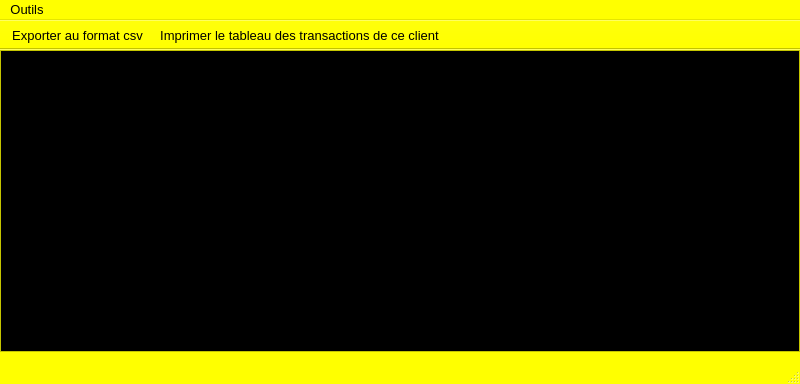
First picture: the form in ui/crm/yeroth-erp-tableau-des-transactions-du-client-window.ui, repository xnoumbissinoundou/yeroth-erp-3.0, before the edit.
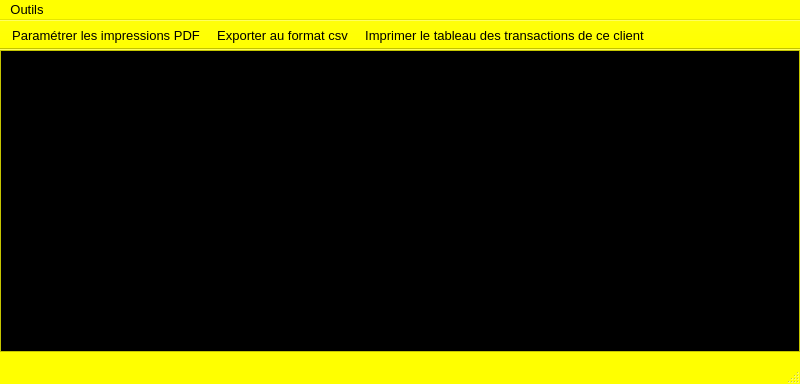
Second picture: the form after the edit. Icons and pictures are not drawn. Custom widgets are drawn as their Qt base class.

```diff
--- a/ui/crm/yeroth-erp-tableau-des-transactions-du-client-window.ui
+++ b/ui/crm/yeroth-erp-tableau-des-transactions-du-client-window.ui
@@ -1773,6 +1773,7 @@
    <attribute name="toolBarBreak">
     <bool>false</bool>
    </attribute>
+   <addaction name="action_parametrer_les_impressions"/>
    <addaction name="actionExporter_au_format_csv"/>
    <addaction name="actionAfficherPDF"/>
   </widget>
@@ -1808,6 +1809,24 @@
     </font>
    </property>
   </action>
+  <action name="action_parametrer_les_impressions">
+   <property name="icon">
+    <iconset>
+     <normalon>:/yeroth-erp-3-0-images/yeroth-erp-3-0-printing-settings.png</normalon>
+    </iconset>
+   </property>
+   <property name="text">
+    <string>Paramétrer les impressions PDF</string>
+   </property>
+   <property name="toolTip">
+    <string>Paramétrer les impressions PDF</string>
+   </property>
+   <property name="font">
+    <font>
+     <pointsize>10</pointsize>
+    </font>
+   </property>
+  </action>
  </widget>
  <customwidgets>
   <customwidget>
```
Left out of the diff: 2 changed lines with no effect on the pictures.
